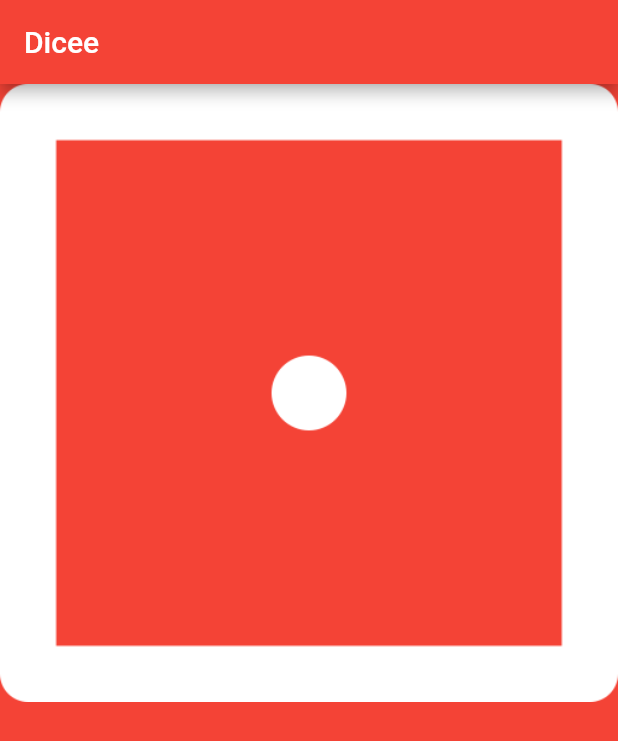
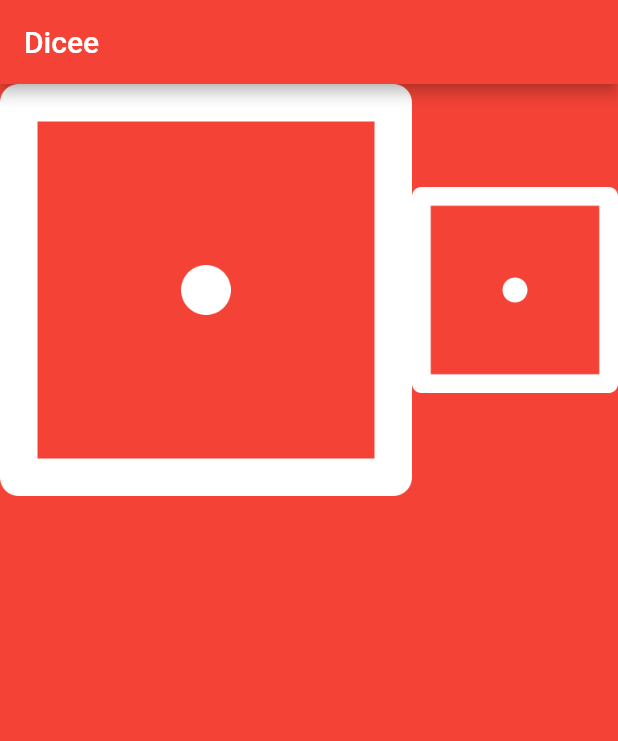
Before and after one commit to n04h/flutter_practice, a Flutter app: the screen it shows after launch, on a phone screen of 412 x 824 dp. Shown: the top 741 px of the screen. Run offline on Flutter 3.47's test engine with Material 2 defaults, Android fonts, the phone set to English and light mode, and no system bars.

Commit message:
✨ Expandedで比率を指定して表示させるにはflexを使う

```diff
--- a/lib/main.dart
+++ b/lib/main.dart
@@ -21,6 +21,13 @@ class DicePage extends StatelessWidget {
     return Row(
       children: <Widget>[
         Expanded(
+          flex: 2,
+          child: Image(
+            image: AssetImage('images/dice1.png'),
+          ),
+        ),
+        Expanded(
+          flex: 1,
           child: Image(
             image: AssetImage('images/dice1.png'),
           ),
```
